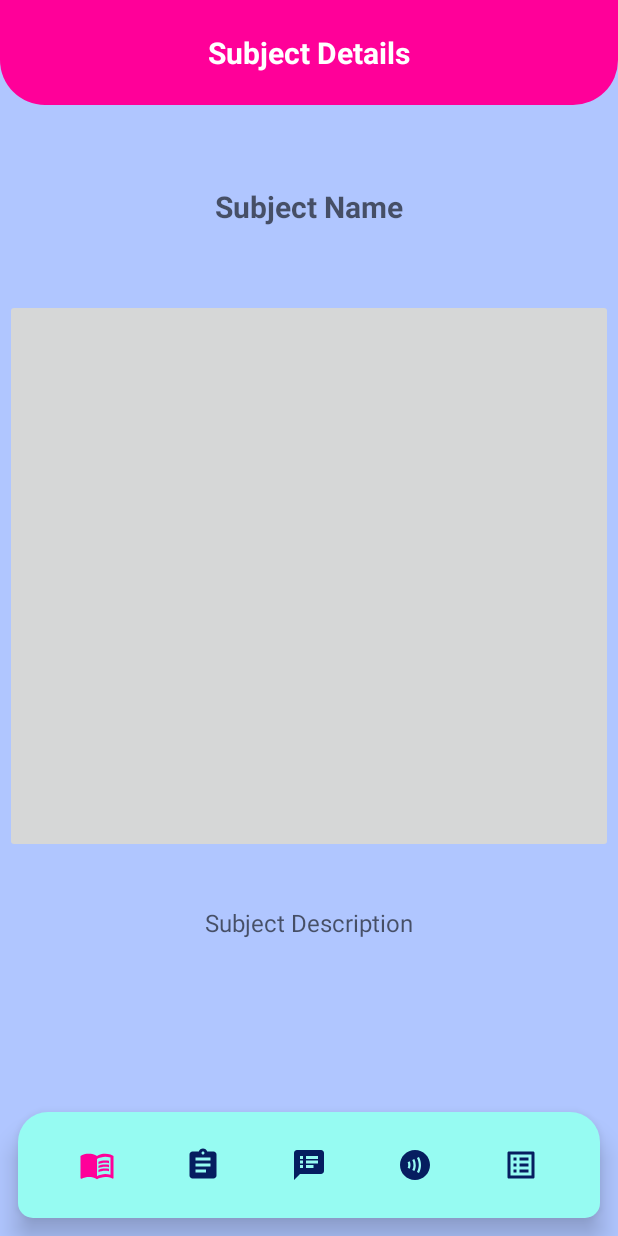
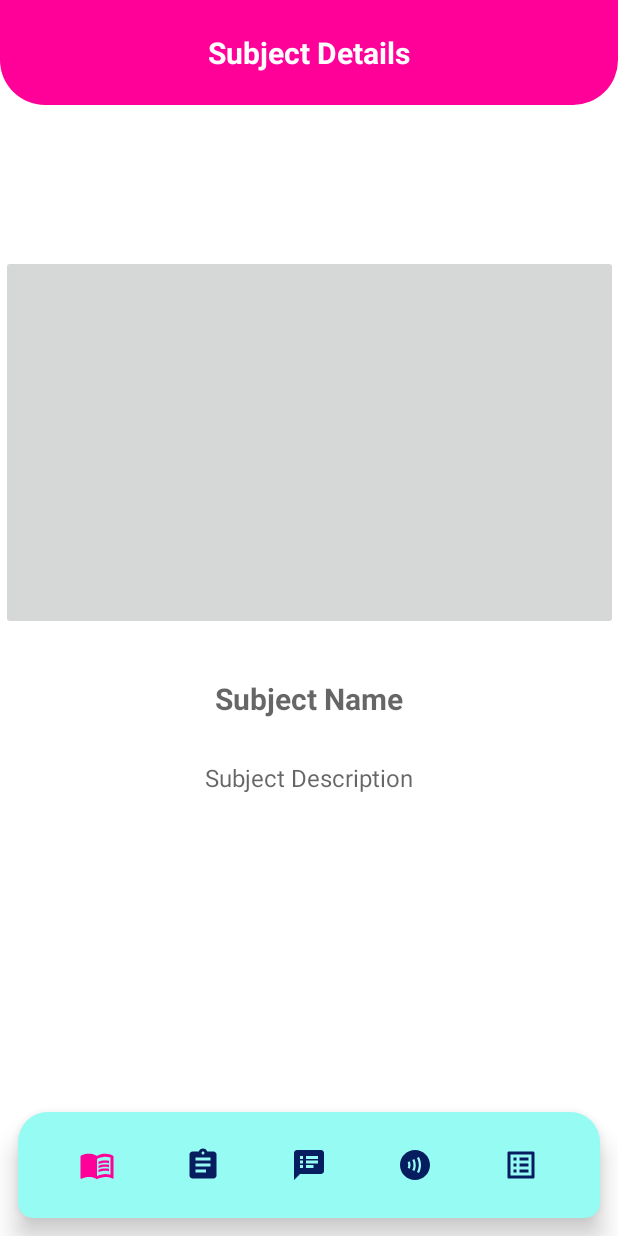
Before and after one commit to GinPaul/kodego.studentassistanceapp.arguez, an Android app: the SubjectFragment screen opened directly, with no data from a screen before it, on a phone screen of 412 x 824 dp. Run offline under Robolectric (Android 15) with nearby library versions, the phone set to English and light mode, and no system bars; Roboto replaces fonts that are not available here.

Commit message:
Dec 12 2022 commit

```diff
--- a/app/build.gradle
+++ b/app/build.gradle
@@ -6,7 +6,6 @@ plugins {
 android {
     namespace 'com.kodego.activity.one.studentassistanceapp'
     compileSdk 32
-    buildToolsVersion "29.0.2"
 
     defaultConfig {
         applicationId "com.kodego.activity.one.studentassistanceapp"
@@ -22,7 +21,6 @@ android {
         viewBinding true
 
     }
-
 
     buildTypes {
         release {
--- a/app/src/main/java/com/kodego/activity/one/studentassistanceapp/MainActivity.kt
+++ b/app/src/main/java/com/kodego/activity/one/studentassistanceapp/MainActivity.kt
@@ -1,11 +1,10 @@
 package com.kodego.activity.one.studentassistanceapp
 
-import androidx.appcompat.app.AppCompatActivity
 import android.os.Bundle
 import android.widget.Button
 import android.widget.TextView
+import androidx.appcompat.app.AppCompatActivity
 import com.kodego.activity.one.studentassistanceapp.databinding.ActivityMainBinding
-import com.kodego.activity.one.studentassistanceapp.databinding.ActivityStudentAppHomeScreenBinding
 import java.text.SimpleDateFormat
 import java.util.*
 
--- a/app/src/main/java/com/kodego/activity/one/studentassistanceapp/SecondFragment.kt
+++ b/app/src/main/java/com/kodego/activity/one/studentassistanceapp/SecondFragment.kt
@@ -1,10 +1,10 @@
 package com.kodego.activity.one.studentassistanceapp
 
 import android.os.Bundle
-import androidx.fragment.app.Fragment
 import android.view.LayoutInflater
 import android.view.View
 import android.view.ViewGroup
+import androidx.fragment.app.Fragment
 import androidx.navigation.fragment.findNavController
 import com.kodego.activity.one.studentassistanceapp.databinding.FragmentSecondBinding
 
--- a/app/src/main/java/com/kodego/activity/one/studentassistanceapp/StudentAppHomeScreen.kt
+++ b/app/src/main/java/com/kodego/activity/one/studentassistanceapp/StudentAppHomeScreen.kt
@@ -68,7 +68,7 @@ class StudentAppHomeScreen : AppCompatActivity() {
 
         //data source using data Class
         var subjectList: MutableList<Subjects> = mutableListOf<Subjects>(
-            Subjects(R.drawable.flaskchemistry, 1, "Chemistry 17", "Introduction to Inorganic Chemistry"),
+            Subjects(R.drawable.inorganichemistry2, 1, "Chemistry 17", "Fundamentals of Inorganic Chemistry"),
             Subjects(R.drawable.maths, 2, "Math 11", "Advanced Mathematics"),
             Subjects(R.drawable.atomphysics, 3, "Physics 21", "Applied Physics"),
             Subjects(R.drawable.philosophy, 4, "Philosophy 100", "Introduction to Philosophy"),
--- a/app/src/main/java/com/kodego/activity/one/studentassistanceapp/SubjectDetails.kt
+++ b/app/src/main/java/com/kodego/activity/one/studentassistanceapp/SubjectDetails.kt
@@ -29,6 +29,7 @@ class SubjectDetails : AppCompatActivity() {
 
     override fun onCreate(savedInstanceState: Bundle?) {
         super.onCreate(savedInstanceState)
+
         binding = ActivitySubjectDetailsBinding.inflate(layoutInflater)
         setContentView(binding.root)
 
--- a/app/src/main/java/com/kodego/activity/one/studentassistanceapp/view/SubjectFragment.kt
+++ b/app/src/main/java/com/kodego/activity/one/studentassistanceapp/view/SubjectFragment.kt
@@ -5,7 +5,6 @@ import android.view.LayoutInflater
 import android.view.View
 import android.view.ViewGroup
 import androidx.fragment.app.Fragment
-import com.kodego.activity.one.studentassistanceapp.R
 import com.kodego.activity.one.studentassistanceapp.databinding.FragmentSubjectBinding
 
 private const val ARG_PARAM1 = "param1"
@@ -32,8 +31,10 @@ class SubjectFragment : Fragment() {
         savedInstanceState: Bundle?
     ): View? {
 
+        binding = FragmentSubjectBinding.inflate(inflater, container, false)
+
         /**Inflate the layout for this fragment. Deleting this will ruin the layout!*/
-        return inflater.inflate(R.layout.fragment_subject, container, false)
+        return binding.root
 
 //        var textFromParent = arguments?.getString("data1")
         var subjectName: String? = arguments?.getString("subjectName")
--- a/app/src/main/res/layout/fragment_subject.xml
+++ b/app/src/main/res/layout/fragment_subject.xml
@@ -9,37 +9,35 @@
     <androidx.constraintlayout.widget.ConstraintLayout
         android:layout_width="match_parent"
         android:layout_height="match_parent"
-        android:background="@color/material_dynamic_primary80"
+        android:background="@color/white"
         app:layout_constraintEnd_toEndOf="parent"
         app:layout_constraintHorizontal_bias="0.5"
         app:layout_constraintStart_toStartOf="parent">
 
         <TextView
             android:id="@+id/tvSubjectName2"
-            android:layout_width="match_parent"
+            android:layout_width="wrap_content"
             android:layout_height="wrap_content"
+            android:layout_marginTop="32dp"
             android:gravity="center"
             android:hint="Subject Name"
             android:textSize="20sp"
             android:textStyle="bold"
-            app:layout_constraintBottom_toBottomOf="parent"
             app:layout_constraintEnd_toEndOf="parent"
             app:layout_constraintHorizontal_bias="0.5"
             app:layout_constraintStart_toStartOf="parent"
-            app:layout_constraintTop_toTopOf="parent"
-            app:layout_constraintVertical_bias="0.156" />
+            app:layout_constraintTop_toBottomOf="@+id/imgSubject2" />
 
         <ImageButton
             android:id="@+id/imgSubject2"
-            android:layout_width="405dp"
-            android:layout_height="369dp"
-            android:layout_marginTop="48dp"
+            android:layout_width="411dp"
+            android:layout_height="250dp"
+            android:layout_marginTop="100dp"
             android:foregroundGravity="center"
             android:scaleType="fitXY"
             app:layout_constraintEnd_toEndOf="parent"
-            app:layout_constraintHorizontal_bias="0.5"
             app:layout_constraintStart_toStartOf="parent"
-            app:layout_constraintTop_toBottomOf="@+id/tvSubjectName2"
+            app:layout_constraintTop_toBottomOf="@+id/textView7"
             tools:ignore="SpeakableTextPresentCheck"
             tools:src="@tools:sample/avatars" />
 
@@ -47,15 +45,14 @@
             android:id="@+id/tvSubjectDescription2"
             android:layout_width="wrap_content"
             android:layout_height="wrap_content"
+            android:layout_marginTop="28dp"
             android:gravity="center"
             android:hint="Subject Description"
             android:textSize="16sp"
-            app:layout_constraintBottom_toBottomOf="parent"
             app:layout_constraintEnd_toEndOf="parent"
             app:layout_constraintHorizontal_bias="0.5"
             app:layout_constraintStart_toStartOf="parent"
-            app:layout_constraintTop_toBottomOf="@+id/imgSubject2"
-            app:layout_constraintVertical_bias="0.152" />
+            app:layout_constraintTop_toBottomOf="@+id/tvSubjectName2" />
 
         <TextView
             android:id="@+id/textView7"
@@ -84,17 +81,17 @@
             android:layout_width="wrap_content"
             android:layout_height="wrap_content"
             android:orientation="vertical"
-            app:layout_constraintGuide_end="391dp" />
+            app:layout_constraintGuide_end="418dp" />
 
         <TextView
             android:id="@+id/textView13"
             android:layout_width="wrap_content"
             android:layout_height="wrap_content"
             android:text="TextView"
+            android:visibility="invisible"
             app:layout_constraintBottom_toBottomOf="parent"
             app:layout_constraintEnd_toEndOf="parent"
             app:layout_constraintHorizontal_bias="0.5"
-            app:layout_constraintStart_toStartOf="parent"
-            android:visibility="invisible"/>
+            app:layout_constraintStart_toStartOf="parent" />
     </androidx.constraintlayout.widget.ConstraintLayout>
 </FrameLayout>
--- a/build.gradle
+++ b/build.gradle
@@ -1,6 +1,6 @@
 // Top-level build file where you can add configuration options common to all sub-projects/modules.
 plugins {
-    id 'com.android.application' version '7.3.0' apply false
-    id 'com.android.library' version '7.3.0' apply false
+    id 'com.android.application' version '7.3.1' apply false
+    id 'com.android.library' version '7.3.1' apply false
     id 'org.jetbrains.kotlin.android' version '1.7.10' apply false
 }
```
Also changed, not shown: app/src/main/res/layout/activity_student_app_home_screen.xml (+5 -35 lines), app/src/main/res/layout/activity_view_pager.xml (+5 -3 lines), app/src/main/res/layout/fragment_announcemnt.xml (+1 -15 lines), app/src/main/res/layout/fragment_assignment.xml (+1 -15 lines), app/src/main/res/layout/student_activity.xml (+15 -10 lines), app/src/main/res/drawable/blueside.png (added), app/src/main/res/drawable/inorganichemistry2.png (added).
